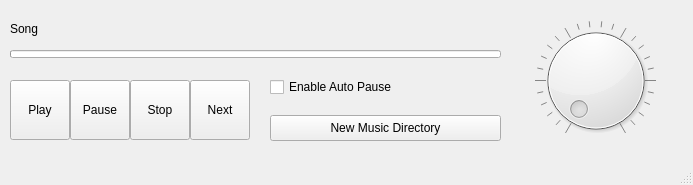
Above: mainwindow.ui from sayansil/Liquid-Player before the change. Below: the same form after it.
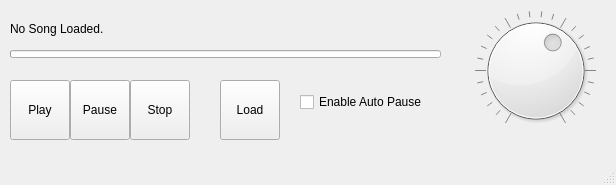
That is the form after the change.

Commit message: Build Music Player

Diff of the .ui file:
```diff
--- a/mainwindow.ui
+++ b/mainwindow.ui
@@ -6,7 +6,7 @@
    <rect>
     <x>0</x>
     <y>0</y>
-    <width>693</width>
+    <width>616</width>
     <height>185</height>
    </rect>
   </property>
@@ -22,12 +22,18 @@
      <rect>
       <x>10</x>
       <y>20</y>
-      <width>59</width>
+      <width>431</width>
       <height>18</height>
      </rect>
     </property>
+    <property name="maximumSize">
+     <size>
+      <width>16777215</width>
+      <height>16777215</height>
+     </size>
+    </property>
     <property name="text">
-     <string>Song</string>
+     <string>No Song Loaded.</string>
     </property>
    </widget>
    <widget class="QPushButton" name="playButton">
@@ -59,25 +65,34 @@
    <widget class="QPushButton" name="nextButton">
     <property name="geometry">
      <rect>
-      <x>190</x>
+      <x>220</x>
       <y>80</y>
       <width>60</width>
       <height>60</height>
      </rect>
     </property>
     <property name="text">
-     <string>Next</string>
+     <string>Load</string>
     </property>
    </widget>
    <widget class="QDial" name="dial">
     <property name="geometry">
      <rect>
-      <x>520</x>
-      <y>20</y>
+      <x>460</x>
+      <y>10</y>
       <width>151</width>
       <height>121</height>
      </rect>
     </property>
+    <property name="whatsThis">
+     <string>Volume</string>
+    </property>
+    <property name="value">
+     <number>60</number>
+    </property>
+    <property name="orientation">
+     <enum>Qt::Horizontal</enum>
+    </property>
     <property name="wrapping">
      <bool>false</bool>
     </property>
@@ -88,8 +103,8 @@
    <widget class="QCheckBox" name="faceCheck">
     <property name="geometry">
      <rect>
-      <x>270</x>
-      <y>75</y>
+      <x>300</x>
+      <y>90</y>
       <width>141</width>
       <height>24</height>
      </rect>
@@ -119,7 +134,7 @@
      <rect>
       <x>10</x>
       <y>50</y>
-      <width>491</width>
+      <width>431</width>
       <height>8</height>
      </rect>
     </property>
@@ -136,19 +151,6 @@
      <string/>
     </property>
    </widget>
-   <widget class="QPushButton" name="folderButton">
-    <property name="geometry">
-     <rect>
-      <x>270</x>
-      <y>115</y>
-      <width>231</width>
-      <height>26</height>
-     </rect>
-    </property>
-    <property name="text">
-     <string>New Music Directory</string>
-    </property>
-   </widget>
   </widget>
   <widget class="QMenuBar" name="menuBar">
    <property name="geometry">
```
Left out of the diff: 4 changed lines with no effect on the pictures. The commit also changes 3 other files.
